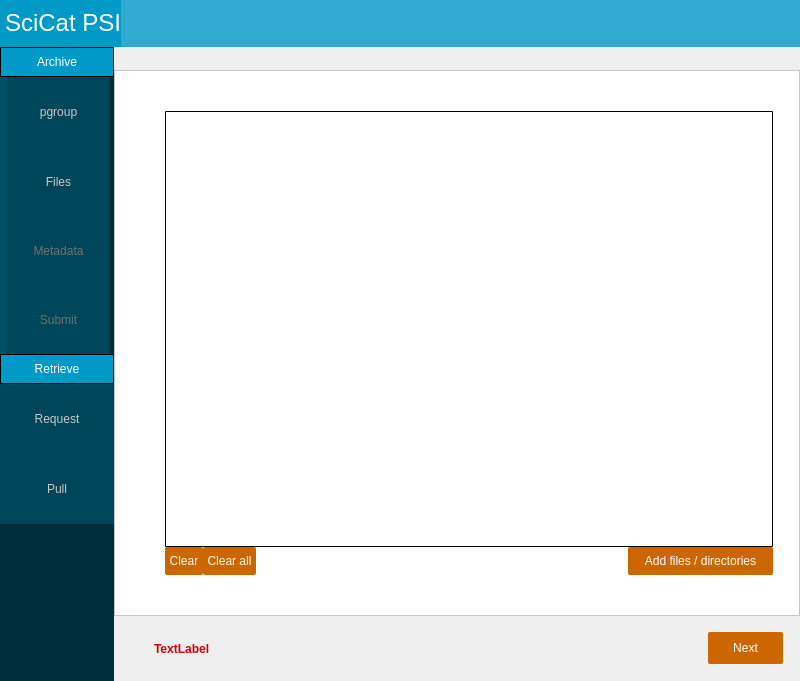
The window that PSIArchiver/dialog.ui (paulscherrerinstitute/scicat-qt) describes before a commit, drawn with Qt 5.
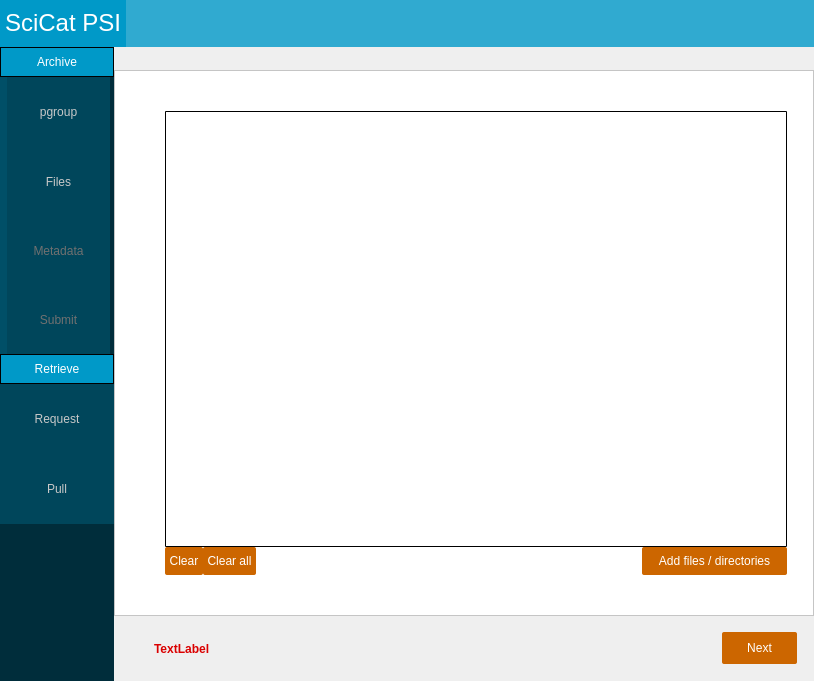
The same window after the commit.

The edit to the form file:
```diff
--- a/PSIArchiver/dialog.ui
+++ b/PSIArchiver/dialog.ui
@@ -6,7 +6,7 @@
    <rect>
     <x>0</x>
     <y>0</y>
-    <width>800</width>
+    <width>814</width>
     <height>681</height>
    </rect>
   </property>
@@ -46,11 +46,17 @@
    <item>
     <widget class="QFrame" name="frame_2">
      <property name="sizePolicy">
-      <sizepolicy hsizetype="Expanding" vsizetype="Fixed">
+      <sizepolicy hsizetype="MinimumExpanding" vsizetype="Fixed">
        <horstretch>0</horstretch>
        <verstretch>0</verstretch>
       </sizepolicy>
      </property>
+     <property name="minimumSize">
+      <size>
+       <width>0</width>
+       <height>0</height>
+      </size>
+     </property>
      <property name="styleSheet">
       <string notr="true">QFrame#frame_2{background-color:rgba(0, 153, 200, 0.8); border:0px}
 </string>
@@ -61,11 +67,8 @@
      <property name="frameShadow">
       <enum>QFrame::Raised</enum>
      </property>
-     <layout class="QFormLayout" name="formLayout_2">
-      <property name="horizontalSpacing">
-       <number>0</number>
-      </property>
-      <property name="verticalSpacing">
+     <layout class="QHBoxLayout" name="horizontalLayout_10">
+      <property name="spacing">
        <number>0</number>
       </property>
       <property name="leftMargin">
@@ -80,7 +83,7 @@
       <property name="bottomMargin">
        <number>0</number>
       </property>
-      <item row="0" column="0">
+      <item>
        <widget class="QLabel" name="label">
         <property name="sizePolicy">
          <sizepolicy hsizetype="Fixed" vsizetype="Fixed">
@@ -90,7 +93,7 @@
         </property>
         <property name="minimumSize">
          <size>
-          <width>114</width>
+          <width>126</width>
           <height>47</height>
          </size>
         </property>
@@ -105,18 +108,24 @@
         </property>
        </widget>
       </item>
-      <item row="0" column="1">
-       <spacer name="horizontalSpacer_11">
-        <property name="orientation">
-         <enum>Qt::Horizontal</enum>
+      <item>
+       <widget class="QLabel" name="label_7">
+        <property name="sizePolicy">
+         <sizepolicy hsizetype="MinimumExpanding" vsizetype="MinimumExpanding">
+          <horstretch>0</horstretch>
+          <verstretch>0</verstretch>
+         </sizepolicy>
         </property>
-        <property name="sizeHint" stdset="0">
+        <property name="minimumSize">
          <size>
-          <width>40</width>
-          <height>20</height>
+          <width>0</width>
+          <height>0</height>
          </size>
         </property>
-       </spacer>
+        <property name="text">
+         <string/>
+        </property>
+       </widget>
       </item>
      </layout>
     </widget>
```
Left out of the diff: 6 changed lines with no effect on the pictures.
